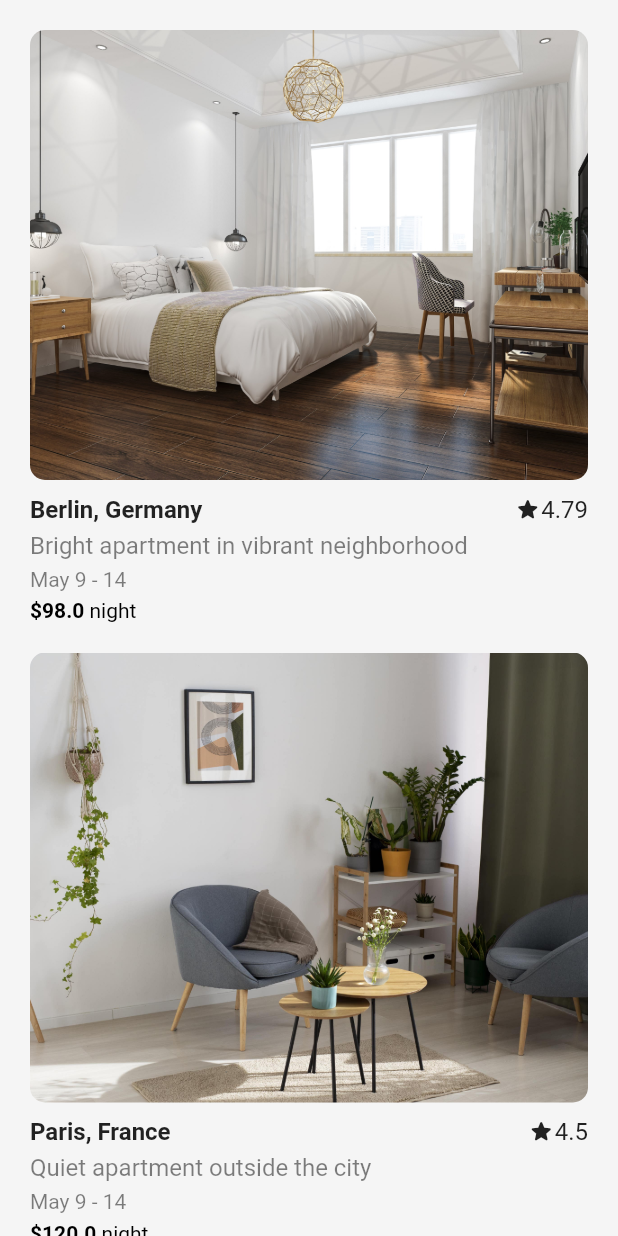
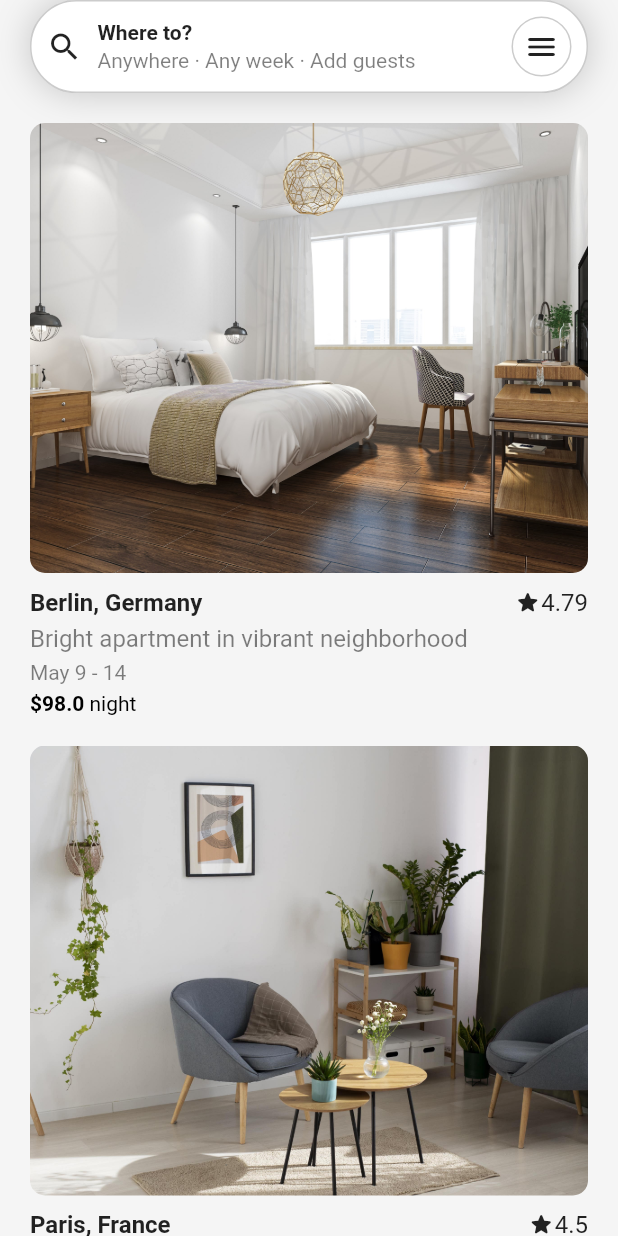
Before and after one commit to Roaa94/flutter_airbnb_ui, a Flutter app: the screen it shows after launch, on a phone screen of 412 x 824 dp. Run offline on Flutter 3.47's test engine with Material 2 defaults, Android fonts, the phone set to English and light mode, and no system bars.

Commit message:
search field

```diff
--- a/lib/home_page.dart
+++ b/lib/home_page.dart
@@ -15,11 +15,14 @@ class HomePage extends StatelessWidget {
         bottom: false,
         child: Column(
           children: [
-            const SearchField(),
+            const Padding(
+              padding: EdgeInsets.only(left: 20, right: 20),
+              child: SearchField(),
+            ),
             Expanded(
               child: ListView.builder(
                 itemCount: listings.length,
-                padding: const EdgeInsets.all(20),
+                padding: const EdgeInsets.symmetric(horizontal: 20, vertical: 20),
                 itemBuilder: (context, index) => ListingItem(
                   listing: listings[index],
                 ),
--- a/lib/widgets/search_field.dart
+++ b/lib/widgets/search_field.dart
@@ -5,6 +5,56 @@ class SearchField extends StatelessWidget {
 
   @override
   Widget build(BuildContext context) {
-    return Container();
+    return Container(
+      padding: const EdgeInsets.all(10),
+      decoration: BoxDecoration(
+        color: Colors.white,
+        borderRadius: BorderRadius.circular(100),
+        border: Border.all(
+          color: Colors.black.withOpacity(0.2),
+        ),
+        boxShadow: [
+          BoxShadow(
+            blurRadius: 20,
+            color: Colors.black.withOpacity(0.2),
+          ),
+        ],
+      ),
+      child: Row(
+        children: [
+          const Icon(Icons.search),
+          const SizedBox(width: 10),
+          Expanded(
+            child: Column(
+              crossAxisAlignment: CrossAxisAlignment.start,
+              children: [
+                const Text(
+                  'Where to?',
+                  style: TextStyle(fontWeight: FontWeight.w700, fontSize: 14),
+                ),
+                const SizedBox(height: 3),
+                Text(
+                  'Anywhere · Any week · Add guests',
+                  style: TextStyle(
+                    color: Colors.black.withOpacity(0.5),
+                  ),
+                ),
+              ],
+            ),
+          ),
+          Container(
+            width: 40,
+            height: 40,
+            decoration: BoxDecoration(
+              border: Border.all(
+                color: Colors.black.withOpacity(0.2),
+              ),
+              shape: BoxShape.circle,
+            ),
+            child: const Icon(Icons.menu_rounded),
+          ),
+        ],
+      ),
+    );
   }
 }
```
